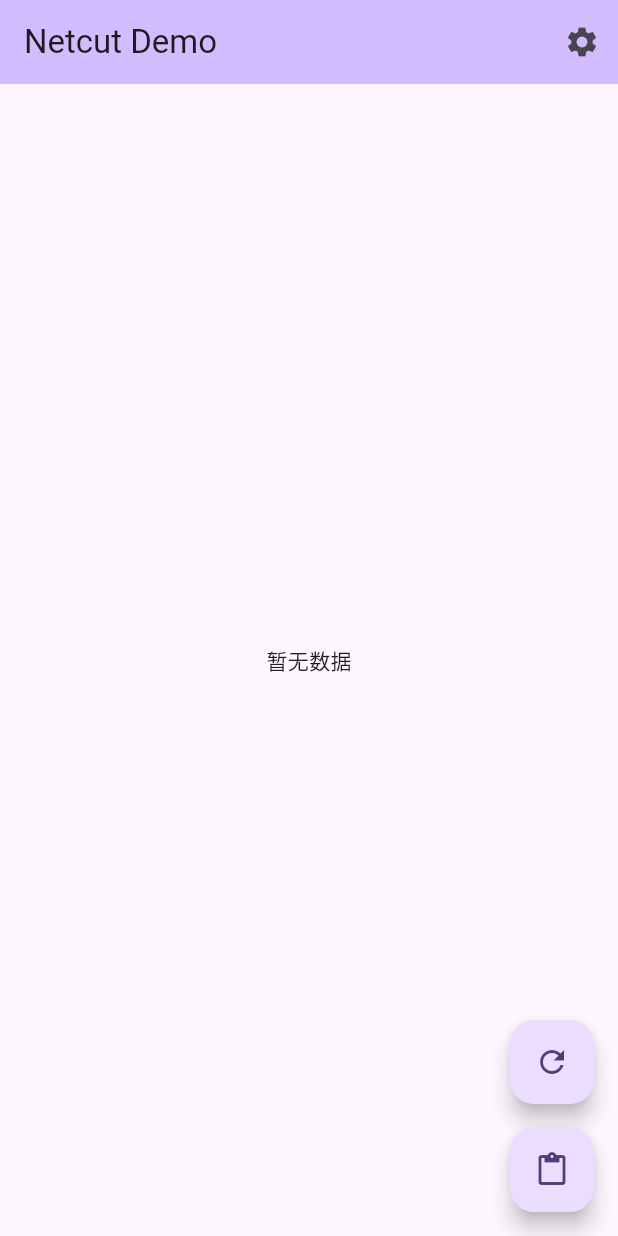
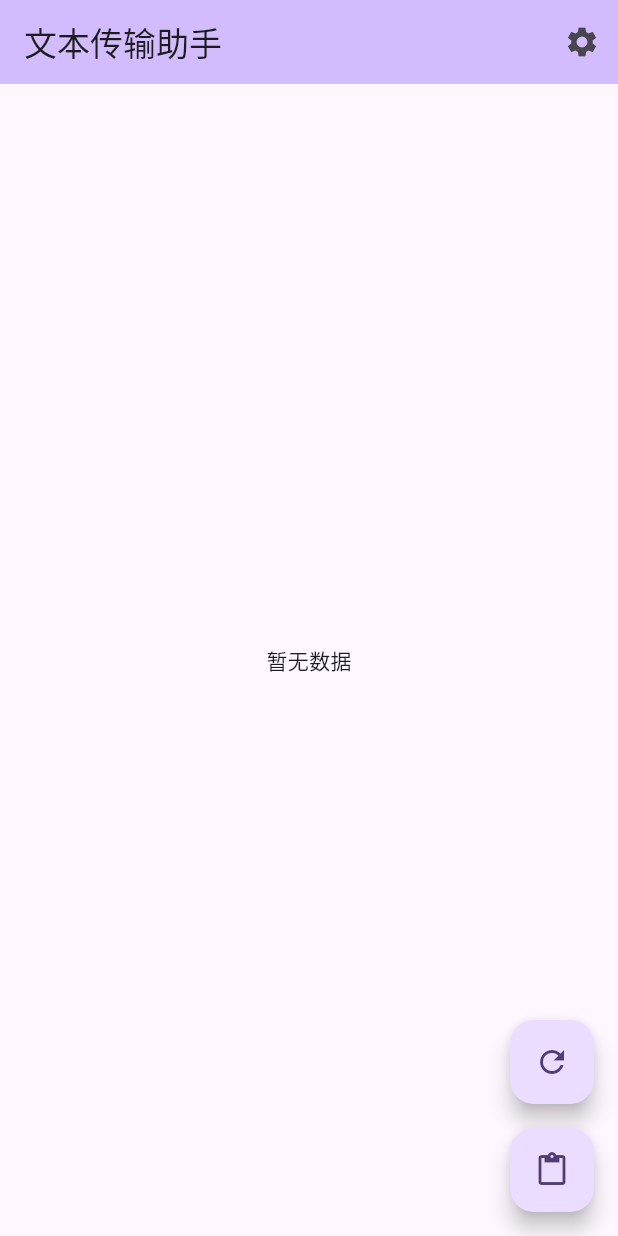
Before and after one commit to callmepeanut/texttransfer, a Flutter app: the screen it shows after launch, on a phone screen of 412 x 824 dp. Run offline on Flutter 3.47's test engine with Material 3 defaults, Android fonts, the phone set to English and light mode, and no system bars; our stand-ins replace fluttertoast, shared_preferences.

Commit message:
MOD: change app name

```diff
--- a/lib/main.dart
+++ b/lib/main.dart
@@ -17,12 +17,12 @@
   @override
   Widget build(BuildContext context) {
     return MaterialApp(
-      title: 'Netcut Demo',
+      title: '文本传输助手',
       theme: ThemeData(
         colorScheme: ColorScheme.fromSeed(seedColor: Colors.deepPurple),
         useMaterial3: true,
       ),
-      home: const MyHomePage(title: 'Netcut Demo'),
+      home: const MyHomePage(title: '文本传输助手'),
     );
   }
 }
```
Also changed, not shown: 2 other files.
